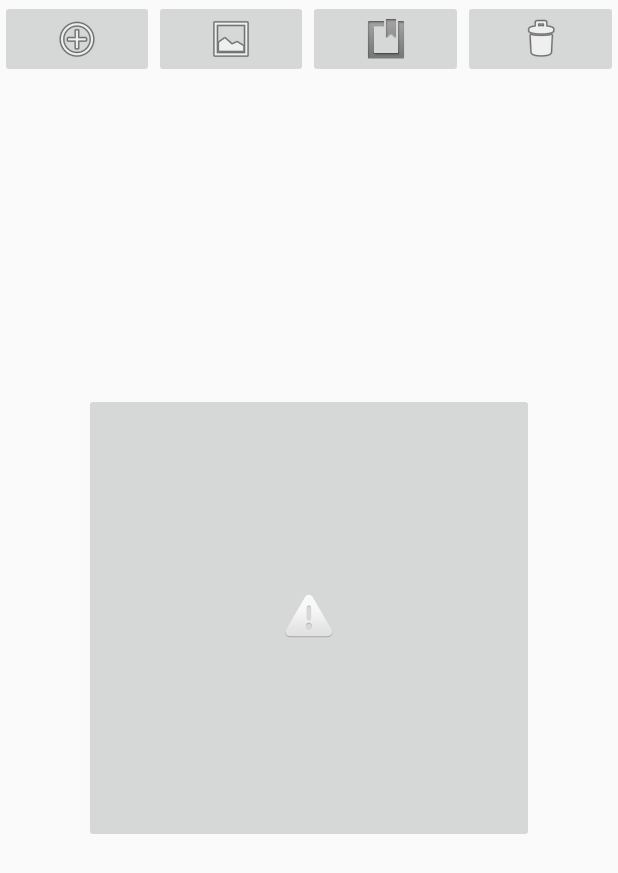
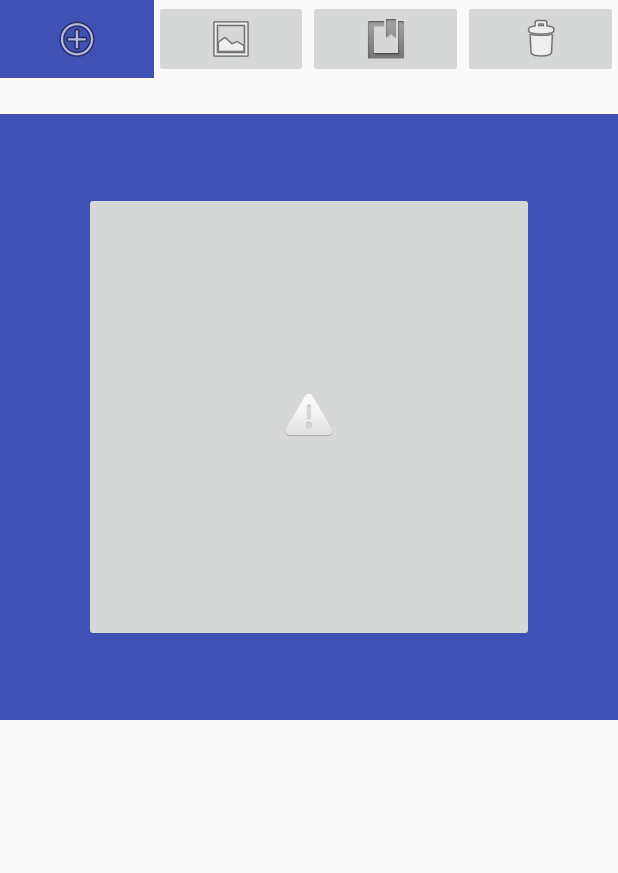
Before and after one commit to Faiber-Juanias/Android_Parqueadero, an Android app: the screen it shows after launch (ActivityFragments before the commit, Principal after it), after a tap on an icon or button, on a phone screen of 412 x 824 dp. Shown: the top 873 px of the screen. Run offline under Robolectric (Android 15) with nearby library versions, the phone set to English and light mode, and no system bars.

Commit message:
MenuDinamicoListo

```diff
--- a/app/src/main/AndroidManifest.xml
+++ b/app/src/main/AndroidManifest.xml
@@ -17,7 +17,6 @@
                 <category android:name="android.intent.category.LAUNCHER" />
             </intent-filter>
         </activity>
-        <activity android:name=".ActivityFragments"></activity>
     </application>
 
 </manifest>
--- a/app/src/main/java/com/example/fhjua/parqueadero/ActivityFragments.java
+++ /dev/null
@@ -1,43 +0,0 @@
-package com.example.fhjua.parqueadero;
-
-import android.app.Fragment;
-import android.app.FragmentManager;
-import android.app.FragmentTransaction;
-import android.support.v7.app.AppCompatActivity;
-import android.os.Bundle;
-
-public class ActivityFragments extends AppCompatActivity implements ComunicaMenu{
-
-    //Creamos un array que contendra todos los fragmentos
-    Fragment[] arrayFragment;
-
-    @Override
-    protected void onCreate(Bundle savedInstanceState) {
-        super.onCreate(savedInstanceState);
-        setContentView(R.layout.activity_fragments);
-
-        //Instanciamos el array
-        arrayFragment = new Fragment[3];
-        arrayFragment[0]=new FragmentRegistro();
-        arrayFragment[1]=new FragmentCapacidad();
-        arrayFragment[2]=new FragmentInforme();
-
-        //Obtenemos la información del Bundle al ejecutar el método onCreate
-        //Almacenamos en un objeto de tipo Bundle lo que llega como parámetros de la actividad Principal
-        Bundle extras = getIntent().getExtras();
-        //Pasamos el parámetro al método menu
-        menu(extras.getInt("boton"));
-    }
-
-    @Override
-    public void menu(int boton) {
-        //Llamamos al método getFragmentManager y almacenamos lo que devuelve en un objeto de tipo FragmentManager
-        FragmentManager objManejadorFragments = getFragmentManager();
-        //Conseguimos o iniciamos la transaccion
-        FragmentTransaction objTransaccion = objManejadorFragments.beginTransaction();
-        //Reemplazamos el fragment actual
-        objTransaccion.replace(R.id.content_fragment, arrayFragment[boton]);
-        //Iniciamos la transaccion
-        objTransaccion.commit();
-    }
-}
--- a/app/src/main/java/com/example/fhjua/parqueadero/Menu.java
+++ b/app/src/main/java/com/example/fhjua/parqueadero/Menu.java
@@ -2,11 +2,10 @@ package com.example.fhjua.parqueadero;
 
 import android.app.Activity;
 import android.os.Bundle;
-import android.support.v4.app.Fragment;
+import android.app.Fragment;
 import android.view.LayoutInflater;
 import android.view.View;
 import android.view.ViewGroup;
-import android.widget.Button;
 import android.widget.ImageButton;
 
 /**
@@ -16,6 +15,8 @@ public class Menu extends Fragment {
 
     //Creamos un array para almacenar los id de cada boton
     private final int[] IDBOTONES = {R.id.btn_registro, R.id.btn_capacidad, R.id.btn_informe, R.id.btn_salida};
+
+    private int idBoton=-1;
 
     public Menu() {
         // Required empty public constructor
@@ -28,12 +29,22 @@ public class Menu extends Fragment {
         //Almacenamos la vista a cargar en un objeto de tipo View
         View miMenu = inflater.inflate(R.layout.fragment_menu, container, false);
 
+        if (getArguments() != null) {
+            //Almacenamos los argumentos enviados desde Activity principal
+            idBoton = getArguments().getInt("BTNSELECT");
+        }
+
         //Declaramos un objeto de tipo ImageButton
         ImageButton objButton;
         //Creamos un bucle para definir los eventos de cada boton
         for (int i=0; i<IDBOTONES.length; i++){
             //Hacemos un casting para cada uno de los botones almacenados en el array
             objButton = (ImageButton) miMenu.findViewById(IDBOTONES[i]);
+
+            if (idBoton==i){
+                objButton.setBackgroundColor(getResources().getColor(R.color.colorPrimary));
+            }
+
             //Almacenamos i en una variable estatica
             final int boton = i;
             //Ponemos en escucha a cada uno de los botones
--- a/app/src/main/java/com/example/fhjua/parqueadero/Principal.java
+++ b/app/src/main/java/com/example/fhjua/parqueadero/Principal.java
@@ -1,21 +1,57 @@
 package com.example.fhjua.parqueadero;
 
-import android.content.Intent;
+import android.app.Fragment;
+import android.app.FragmentManager;
+import android.app.FragmentTransaction;
 import android.support.v7.app.AppCompatActivity;
 import android.os.Bundle;
+import android.view.View;
+import android.widget.ImageView;
 
 public class Principal extends AppCompatActivity implements ComunicaMenu{
+
+    //Creamos un array que contendra todos los fragmentos
+    Fragment[] arrayFragment;
+
+    private ImageView imgPrincipal;
 
     @Override
     protected void onCreate(Bundle savedInstanceState) {
         super.onCreate(savedInstanceState);
         setContentView(R.layout.activity_principal);
+
+        imgPrincipal = (ImageView) findViewById(R.id.img_principal);
+
+        //Instanciamos el array
+        arrayFragment = new Fragment[3];
+        arrayFragment[0]=new FragmentRegistro();
+        arrayFragment[1]=new FragmentCapacidad();
+        arrayFragment[2]=new FragmentInforme();
     }
 
     @Override
     public void menu(int boton) {
-        Intent objIntent = new Intent(Principal.this, ActivityFragments.class);
-        objIntent.putExtra("boton", boton);
-        startActivity(objIntent);
+        //Llamamos al método getFragmentManager y almacenamos lo que devuelve en un objeto de tipo FragmentManager
+        FragmentManager objManejadorFragments = getFragmentManager();
+        //Conseguimos o iniciamos la transaccion
+        FragmentTransaction objTransaccion = objManejadorFragments.beginTransaction();
+        //Ocultamos la imagen del Relative layout en la Activity principal
+        imgPrincipal.setVisibility(View.GONE);
+        //Reemplazamos el fragment actual
+
+        //Creamos el nuevo menu a reemplazar
+        Fragment newMenu = new Menu();
+        //Creamos un objeto de tipo menu
+        Bundle dato = new Bundle();
+        //cargamos el id del boton a pasar
+        dato.putInt("BTNSELECT", boton);
+        //pasamos el id del boton
+        newMenu.setArguments(dato);
+        //Reemplazamos el menua actual por newMenu
+        objTransaccion.replace(R.id.menu, newMenu);
+
+        objTransaccion.replace(R.id.content_fragment, arrayFragment[boton]);
+        //Iniciamos la transaccion
+        objTransaccion.commit();
     }
 }
--- a/app/src/main/res/layout/activity_fragments.xml
+++ /dev/null
@@ -1,26 +0,0 @@
-<?xml version="1.0" encoding="utf-8"?>
-<android.support.constraint.ConstraintLayout xmlns:android="http://schemas.android.com/apk/res/android"
-    xmlns:app="http://schemas.android.com/apk/res-auto"
-    xmlns:tools="http://schemas.android.com/tools"
-    android:layout_width="match_parent"
-    android:layout_height="match_parent"
-    tools:context=".ActivityFragments">
-
-    <fragment
-        android:layout_width="match_parent"
-        android:layout_height="wrap_content"
-        android:id="@+id/menu"
-        android:name="com.example.fhjua.parqueadero.Menu"
-        tools:layout="@layout/fragment_menu">
-
-    </fragment>
-
-    <RelativeLayout
-        android:layout_width="match_parent"
-        android:layout_height="match_parent"
-        android:id="@+id/content_fragment"
-        android:gravity="center">
-
-    </RelativeLayout>
-
-</android.support.constraint.ConstraintLayout>
--- a/app/src/main/res/layout/activity_principal.xml
+++ b/app/src/main/res/layout/activity_principal.xml
@@ -17,14 +17,21 @@
     </fragment>
 
     <LinearLayout
+        android:id="@+id/content_fragment"
         android:layout_width="match_parent"
-        android:layout_height="match_parent"
-        android:gravity="center">
+        android:layout_height="404dp"
+        android:layout_marginTop="76dp"
+        android:background="@color/colorPrimary"
+        android:gravity="center"
+        app:layout_constraintStart_toStartOf="parent"
+        app:layout_constraintTop_toTopOf="parent">
 
         <ImageView
             android:layout_width="100dp"
             android:layout_height="100dp"
-            android:src="@android:drawable/ic_input_get"/>
+            android:id="@+id/img_principal"
+            android:contentDescription="img_pricipal"
+            android:src="@android:drawable/ic_input_get" />
 
     </LinearLayout>
 
```
